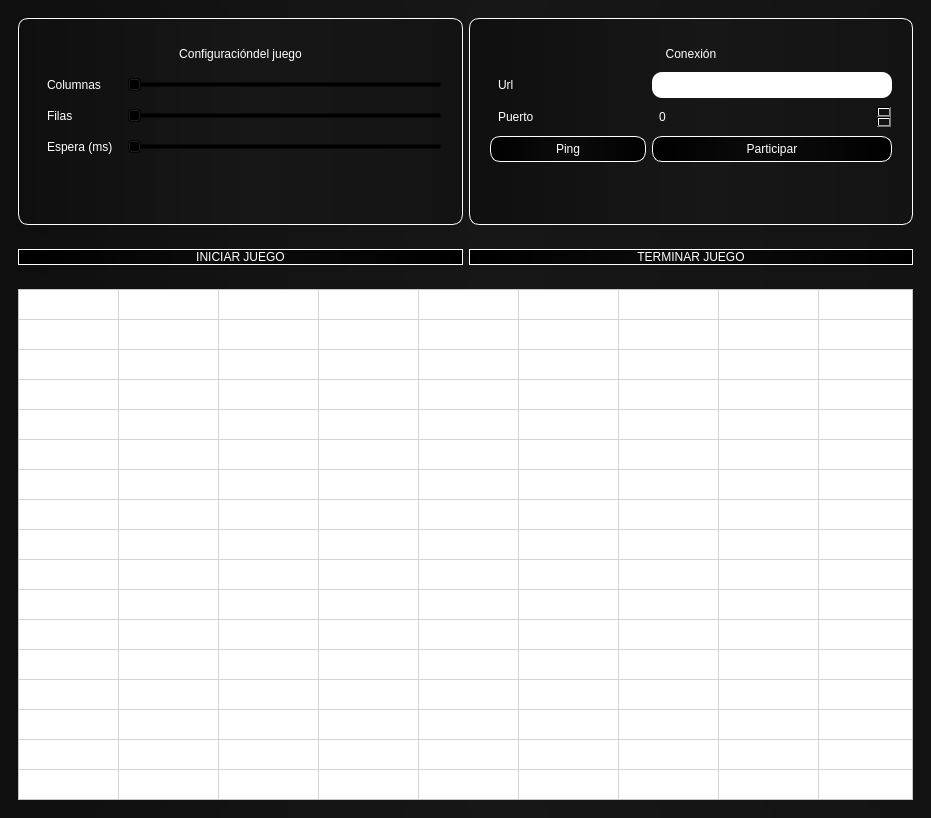
Qt form servidor.ui (Ferch2109/Practica10-Modelado20171) before a commit.
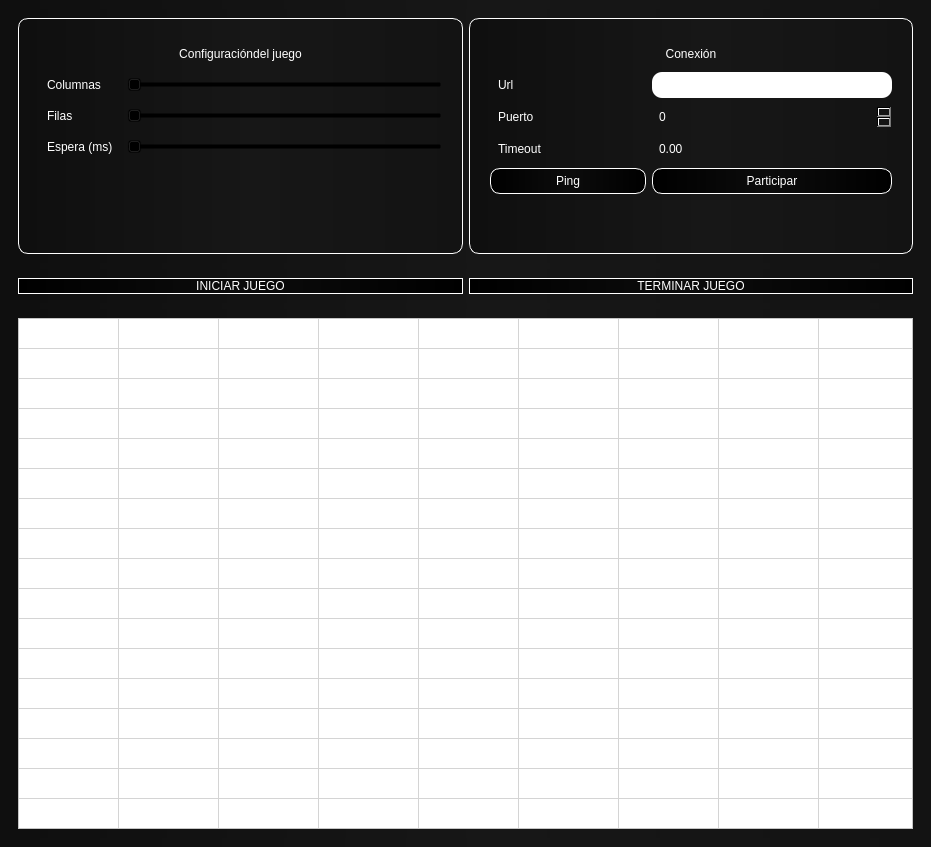
The same form after that commit.

Commit message: Conexion_servidor

Patch:
```diff
--- a/servidor.ui
+++ b/servidor.ui
@@ -7,7 +7,7 @@
     <x>0</x>
     <y>0</y>
     <width>931</width>
-    <height>818</height>
+    <height>847</height>
    </rect>
   </property>
   <property name="windowTitle">
@@ -437,6 +437,20 @@
                </property>
               </widget>
              </item>
+             <item row="3" column="0">
+              <widget class="QLabel" name="label">
+               <property name="text">
+                <string>Timeout</string>
+               </property>
+              </widget>
+             </item>
+             <item row="3" column="1">
+              <widget class="QDoubleSpinBox" name="timeout">
+               <property name="maximum">
+                <double>10000000.000000000000000</double>
+               </property>
+              </widget>
+             </item>
             </layout>
            </widget>
           </item>
```
Left out of the diff: 11 changed lines with no effect on the pictures. The commit also changes 1 other file.
